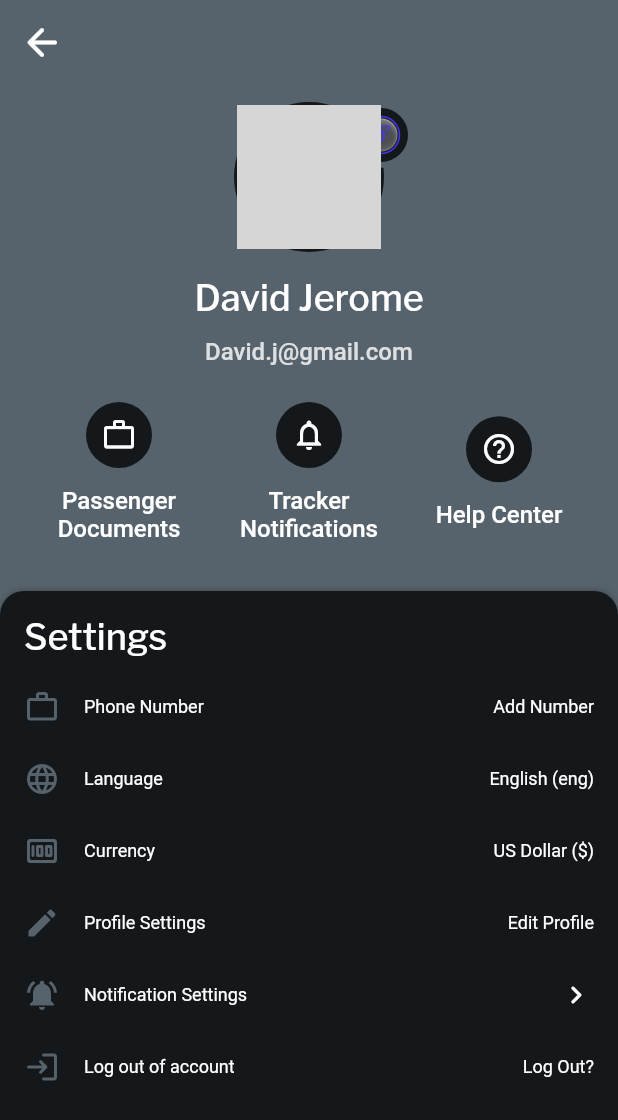
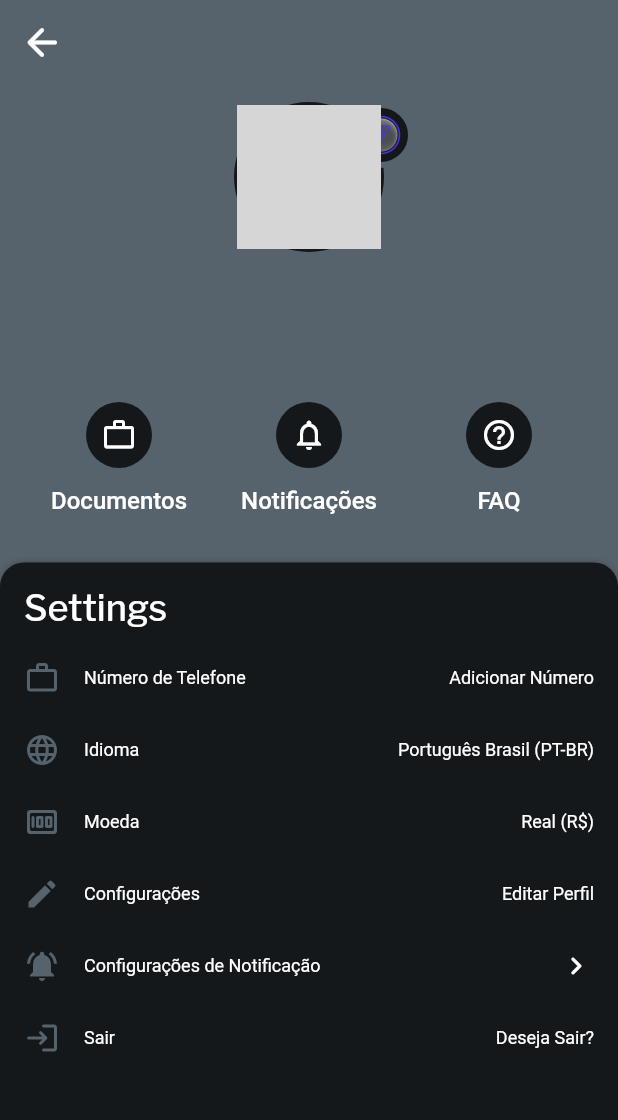
Before and after one commit to RafaelAlmeid00/Flutter-App, a Flutter app: the ProfileWidget screen opened by its route, on a phone screen of 412 x 824 dp. Shown: the top 1120 px of the screen. Run offline on Flutter 3.47's test engine with Material 3 defaults, Android fonts, the phone set to English and light mode, and no system bars; our stand-ins replace auto_size_text, carousel_slider, cloud_firestore, csv, firebase_analytics, firebase_auth and 15 more; missing offline and left inert: json_path; accounts and stored records are empty; network calls fail; Roboto replaces fonts that are missing (Frank Ruhl Libre); grey boxes are pictures that could not be loaded.

Commit message:
Updating to latest FlutterFlow output.

```diff
--- a/lib/index.dart
+++ b/lib/index.dart
@@ -2,4 +2,4 @@
 export '/pages/home_page/home_page_widget.dart' show HomePageWidget;
 export '/pages/auth2/auth2_widget.dart' show Auth2Widget;
 export '/pages/home/home_widget.dart' show HomeWidget;
-export '/profile/profile_widget.dart' show ProfileWidget;
+export '/pages/profile/profile_widget.dart' show ProfileWidget;
--- a/lib/pages/home/home_widget.dart
+++ b/lib/pages/home/home_widget.dart
@@ -93,8 +93,20 @@ class _HomeWidgetState extends State<HomeWidget> with TickerProviderStateMixin {
                   color: Colors.black,
                   size: 30.0,
                 ),
-                onPressed: () {
-                  print('IconButton pressed ...');
+                onPressed: () async {
+                  logFirebaseEvent('HOME_PAGE_person_ICN_ON_TAP');
+                  logFirebaseEvent('IconButton_navigate_to');
+
+                  context.pushNamed(
+                    'profile',
+                    extra: <String, dynamic>{
+                      kTransitionInfoKey: const TransitionInfo(
+                        hasTransition: true,
+                        transitionType: PageTransitionType.fade,
+                        duration: Duration(milliseconds: 200),
+                      ),
+                    },
+                  );
                 },
               ),
             ),
--- a/lib/profile/profile_widget.dart
+++ b/lib/pages/profile/profile_widget.dart
@@ -1,3 +1,4 @@
+import '/auth/firebase_auth/auth_util.dart';
 import '/flutter_flow/flutter_flow_icon_button.dart';
 import '/flutter_flow/flutter_flow_theme.dart';
 import '/flutter_flow/flutter_flow_util.dart';
@@ -89,13 +90,15 @@ class _ProfileWidgetState extends State<ProfileWidget> {
                           ),
                           child: Padding(
                             padding: const EdgeInsets.all(2.0),
-                            child: ClipRRect(
+                            child: AuthUserStreamWidget(
+                              builder: (context) => ClipRRect(
                                 borderRadius: BorderRadius.circular(50.0),
                                 child: Image.network(
-                                'https://images.unsplash.com/photo-1633332755192-727a05c4013d?ixlib=rb-4.0.3&ixid=MnwxMjA3fDB8MHxzZWFyY2h8Mnx8dXNlcnxlbnwwfHwwfHw%3D&auto=format&fit=crop&w=900&q=60',
+                                  currentUserPhoto,
                                   width: 100.0,
                                   height: 100.0,
                                   fit: BoxFit.cover,
+                                ),
                               ),
                             ),
                           ),
@@ -145,8 +148,9 @@ class _ProfileWidgetState extends State<ProfileWidget> {
               ),
               Padding(
                 padding: const EdgeInsetsDirectional.fromSTEB(0.0, 16.0, 0.0, 12.0),
-                child: Text(
-                  'David Jerome',
+                child: AuthUserStreamWidget(
+                  builder: (context) => Text(
+                    currentUserDisplayName,
                     textAlign: TextAlign.center,
                     style: FlutterFlowTheme.of(context).headlineSmall.override(
                           fontFamily:
@@ -158,8 +162,9 @@ class _ProfileWidgetState extends State<ProfileWidget> {
                         ),
                   ),
                 ),
+              ),
               Text(
-                'David.j@gmail.com',
+                currentUserEmail,
                 style: FlutterFlowTheme.of(context).titleSmall.override(
                       fontFamily: FlutterFlowTheme.of(context).titleSmallFamily,
                       color: FlutterFlowTheme.of(context).accent4,
@@ -198,7 +203,7 @@ class _ProfileWidgetState extends State<ProfileWidget> {
                             ),
                           ),
                           Text(
-                            'Passenger Documents',
+                            'Documentos',
                             textAlign: TextAlign.center,
                             style: FlutterFlowTheme.of(context)
                                 .titleSmall
@@ -242,7 +247,7 @@ class _ProfileWidgetState extends State<ProfileWidget> {
                               ),
                             ),
                             Text(
-                              'Tracker Notifications',
+                              'Notificações',
                               textAlign: TextAlign.center,
                               style: FlutterFlowTheme.of(context)
                                   .titleSmall
@@ -284,7 +289,7 @@ class _ProfileWidgetState extends State<ProfileWidget> {
                             ),
                           ),
                           Text(
-                            'Help Center',
+                            'FAQ',
                             textAlign: TextAlign.center,
                             style: FlutterFlowTheme.of(context)
                                 .titleSmall
@@ -378,7 +383,7 @@ class _ProfileWidgetState extends State<ProfileWidget> {
                                         padding: const EdgeInsetsDirectional.fromSTEB(
                                             0.0, 0.0, 12.0, 0.0),
                                         child: Text(
-                                          'Phone Number',
+                                          'Número de Telefone',
                                           textAlign: TextAlign.start,
                                           style: FlutterFlowTheme.of(context)
                                               .bodyMedium
@@ -398,7 +403,7 @@ class _ProfileWidgetState extends State<ProfileWidget> {
                                       ),
                                     ),
                                     Text(
-                                      'Add Number',
+                                      'Adicionar Número',
                                       textAlign: TextAlign.center,
                                       style: FlutterFlowTheme.of(context)
                                           .bodyMedium
@@ -440,7 +445,7 @@ class _ProfileWidgetState extends State<ProfileWidget> {
                                         padding: const EdgeInsetsDirectional.fromSTEB(
                                             0.0, 0.0, 12.0, 0.0),
                                         child: Text(
-                                          'Language',
+                                          'Idioma',
                                           textAlign: TextAlign.start,
                                           style: FlutterFlowTheme.of(context)
                                               .bodyMedium
@@ -460,7 +465,7 @@ class _ProfileWidgetState extends State<ProfileWidget> {
                                       ),
                                     ),
                                     Text(
-                                      'English (eng)',
+                                      'Português Brasil (PT-BR)',
                                       textAlign: TextAlign.center,
                                       style: FlutterFlowTheme.of(context)
                                           .bodyMedium
@@ -502,7 +507,7 @@ class _ProfileWidgetState extends State<ProfileWidget> {
                                         padding: const EdgeInsetsDirectional.fromSTEB(
                                             0.0, 0.0, 12.0, 0.0),
                                         child: Text(
-                                          'Currency',
+                                          'Moeda',
                                           textAlign: TextAlign.start,
                                           style: FlutterFlowTheme.of(context)
                                               .bodyMedium
@@ -522,7 +527,7 @@ class _ProfileWidgetState extends State<ProfileWidget> {
                                       ),
                                     ),
                                     Text(
-                                      'US Dollar (\$)',
+                                      'Real (R\$)',
                                       textAlign: TextAlign.center,
                                       style: FlutterFlowTheme.of(context)
                                           .bodyMedium
@@ -564,7 +569,7 @@ class _ProfileWidgetState extends State<ProfileWidget> {
                                         padding: const EdgeInsetsDirectional.fromSTEB(
                                             0.0, 0.0, 12.0, 0.0),
                                         child: Text(
-                                          'Profile Settings',
+                                          'Configurações',
                                           textAlign: TextAlign.start,
                                           style: FlutterFlowTheme.of(context)
                                               .bodyMedium
@@ -584,7 +589,7 @@ class _ProfileWidgetState extends State<ProfileWidget> {
                                       ),
                                     ),
                                     Text(
-                                      'Edit Profile',
+                                      'Editar Perfil',
                                       textAlign: TextAlign.center,
                                       style: FlutterFlowTheme.of(context)
                                           .bodyMedium
@@ -626,7 +631,7 @@ class _ProfileWidgetState extends State<ProfileWidget> {
                                         padding: const EdgeInsetsDirectional.fromSTEB(
                                             0.0, 0.0, 12.0, 0.0),
                                         child: Text(
-                                          'Notification Settings',
+                                          'Configurações de Notificação',
                                           textAlign: TextAlign.start,
                                           style: FlutterFlowTheme.of(context)
                                               .bodyMedium
@@ -676,7 +681,7 @@ class _ProfileWidgetState extends State<ProfileWidget> {
                                         padding: const EdgeInsetsDirectional.fromSTEB(
                                             0.0, 0.0, 12.0, 0.0),
                                         child: Text(
-                                          'Log out of account',
+                                          'Sair',
                                           textAlign: TextAlign.start,
                                           style: FlutterFlowTheme.of(context)
                                               .bodyMedium
@@ -696,7 +701,7 @@ class _ProfileWidgetState extends State<ProfileWidget> {
                                       ),
                                     ),
                                     Text(
-                                      'Log Out?',
+                                      'Deseja Sair?',
                                       textAlign: TextAlign.center,
                                       style: FlutterFlowTheme.of(context)
                                           .bodyMedium
```
Also changed, not shown: lib/pages/profile/profile_model.dart (renamed from lib/profile/profile_model.dart). Lines whose indentation alone changed are shown as unchanged.
